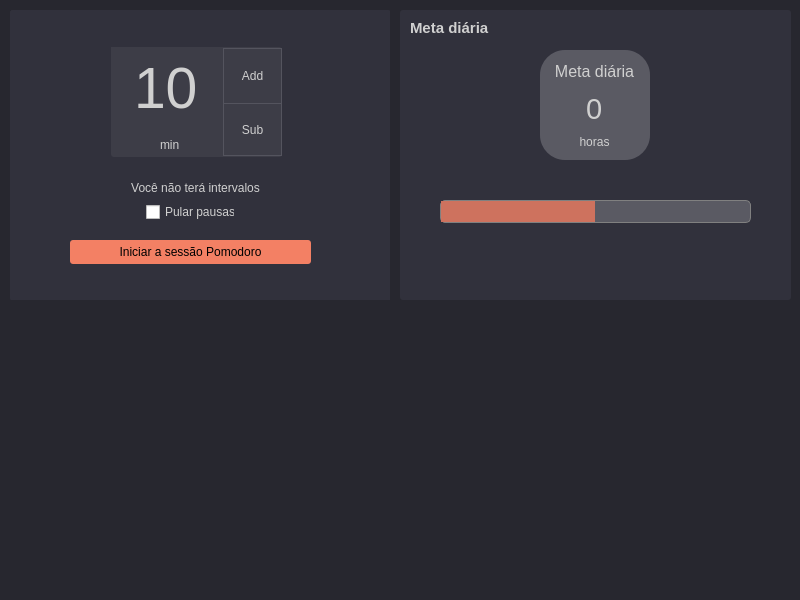
Qt form pomodoro.ui (Kisrym/Pomodoro-timer) before a commit.
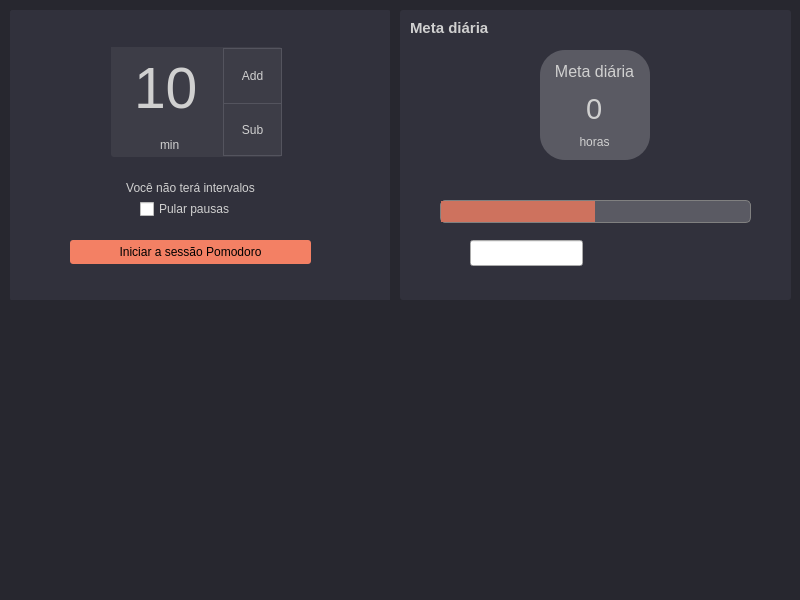
The same form after that commit. The open tabs and pages were chosen to show the change. Icons and pictures are not drawn.

What changed in the file:
```diff
--- a/pomodoro.ui
+++ b/pomodoro.ui
@@ -201,10 +201,10 @@
      <widget class="QLabel" name="label_interval">
       <property name="geometry">
        <rect>
-        <x>120</x>
-        <y>170</y>
-        <width>131</width>
-        <height>16</height>
+        <x>100</x>
+        <y>168</y>
+        <width>161</width>
+        <height>20</height>
        </rect>
       </property>
       <property name="styleSheet">
@@ -217,22 +217,6 @@
        <set>Qt::AlignCenter</set>
       </property>
      </widget>
-     <widget class="QCheckBox" name="skip_pauses">
-      <property name="geometry">
-       <rect>
-        <x>136</x>
-        <y>193</y>
-        <width>89</width>
-        <height>18</height>
-       </rect>
-      </property>
-      <property name="styleSheet">
-       <string notr="true">color:	#d0d0d0;</string>
-      </property>
-      <property name="text">
-       <string>Pular pausas</string>
-      </property>
-     </widget>
      <widget class="QLabel" name="label_hours_left">
       <property name="geometry">
        <rect>
@@ -267,6 +251,22 @@
       <property name="frameShadow">
        <enum>QFrame::Raised</enum>
       </property>
+      <widget class="QCheckBox" name="skip_pauses">
+       <property name="geometry">
+        <rect>
+         <x>130</x>
+         <y>190</y>
+         <width>101</width>
+         <height>18</height>
+        </rect>
+       </property>
+       <property name="styleSheet">
+        <string notr="true">color:	#d0d0d0;</string>
+       </property>
+       <property name="text">
+        <string>Pular pausas</string>
+       </property>
+      </widget>
      </widget>
      <zorder>frame_4</zorder>
      <zorder>frame_2</zorder>
@@ -580,6 +580,16 @@
       </item>
      </layout>
     </widget>
+    <widget class="QLineEdit" name="lineEdit">
+     <property name="geometry">
+      <rect>
+       <x>70</x>
+       <y>230</y>
+       <width>113</width>
+       <height>26</height>
+      </rect>
+     </property>
+    </widget>
    </widget>
   </widget>
  </widget>
```
Left out of the diff: 21 changed lines with no effect on the pictures.
